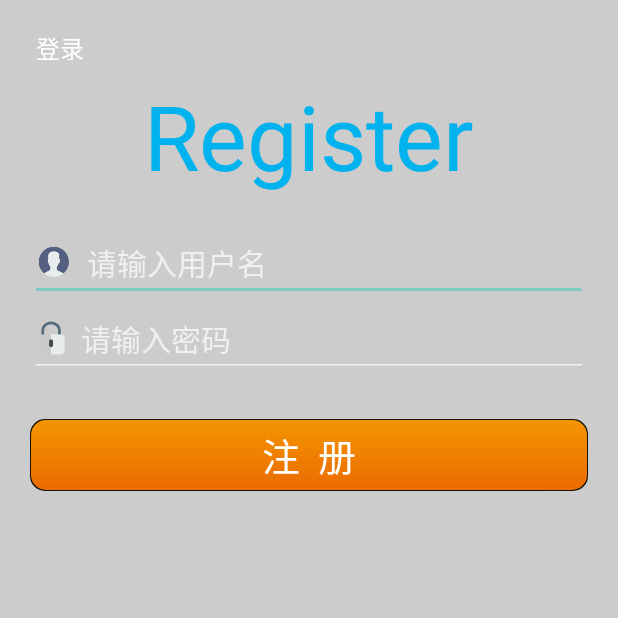
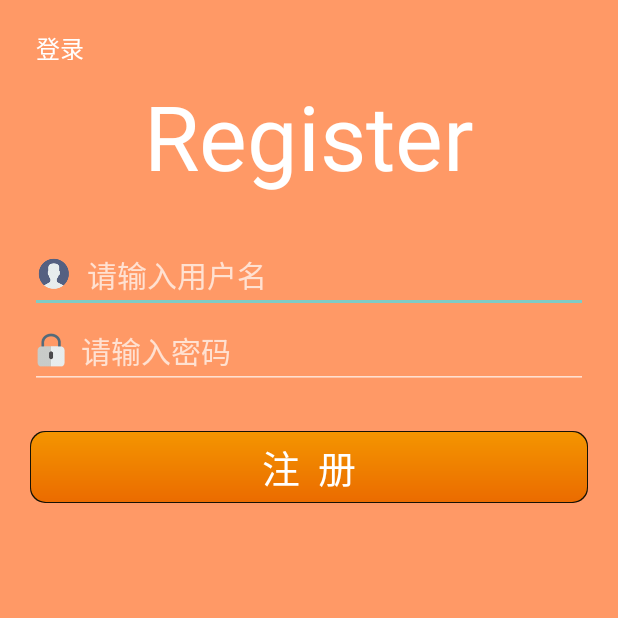
Before and after one commit to doudou-dream/android, an Android app: the screen it shows after launch (Regi), after a tap on "注册", on a phone screen of 412 x 824 dp, the top half of it. Run offline under Robolectric (Android 15) with nearby library versions, the phone set to English and light mode, and no system bars.

Commit message:
完整版1 Signed-off-by: doudou-dream <15288938795@163.com>

```diff
--- a/Zuoye/app/src/main/AndroidManifest.xml
+++ b/Zuoye/app/src/main/AndroidManifest.xml
@@ -4,11 +4,11 @@
 
     <application
         android:allowBackup="true"
-        android:icon="@mipmap/ic_launcher"
+        android:icon="@mipmap/qq01"
         android:label="@string/app_name"
         android:supportsRtl="true"
         android:theme="@style/Theme.AppCompat.NoActionBar">
-        <activity android:name=".Login">
+        <activity android:name=".cc">
             <!--android:theme="@android:style/Theme.NoTitleBar"-->
 
             <intent-filter>
@@ -16,6 +16,7 @@
                 <category android:name="android.intent.category.LAUNCHER"/>
             </intent-filter>
         </activity>
+        <activity android:name=".Login"></activity>
         <activity android:name=".Regi"></activity>
         <activity android:name=".greet"></activity>
     </application>
--- a/Zuoye/app/src/main/java/com/example/daire/zuoye/Login.java
+++ b/Zuoye/app/src/main/java/com/example/daire/zuoye/Login.java
@@ -4,6 +4,9 @@ import android.app.Activity;
 import android.content.Intent;
 import android.content.SharedPreferences;
 import android.os.Bundle;
+import android.os.Handler;
+import android.os.Message;
+import android.view.KeyEvent;
 import android.view.View;
 import android.widget.Button;
 import android.widget.CheckBox;
@@ -28,6 +31,10 @@ public class Login extends Activity {
     private String strPwd;
     //接受注册界面里的数据
     private String str=null;
+    //存储上一次登录的账号
+    String user_che;
+    //退出判断
+    private boolean isExit;
     @Override
     protected void onCreate(Bundle savedInstanceState) {
         super.onCreate(savedInstanceState);
@@ -55,9 +62,10 @@ public class Login extends Activity {
                     if(checkBox.isChecked()) {
                         editor.putString("check", strUser);
                         editor.commit();
-                        Toast.makeText(Login.this, sharedPreferences.getString("check",null), Toast.LENGTH_SHORT).show();
+//                        Toast.makeText(Login.this, sharedPreferences.getString("check",null), Toast.LENGTH_SHORT).show();
                     }else{
                         editor.putString("check", null);
+                        editor.putString("ssUser", strUser);
                         editor.commit();
                     }
                     greet_intent(spUser);
@@ -87,6 +95,8 @@ public class Login extends Activity {
         bt_regi = (Button) findViewById(R.id.regi_view);
         //存储是否记住密码的判断
         checkEdi = sharedPreferences.getString("check",null);
+        //存储上一次登录的账号
+        user_che = sharedPreferences.getString("ssUser",null);
 
     }
     //接受传过来的数据，如果第二个页面结束了数据就没了
@@ -110,13 +120,14 @@ public class Login extends Activity {
     //是否勾选记住密码判断
     private void checke(){
         inUsertt(checkEdi);
+//        Toast.makeText(this, checkEdi, Toast.LENGTH_SHORT).show();
         if(checkEdi != null){
             user.setText(spUser);
             pwd.setText(spPwd);
             checkBox.setChecked(true);
         }else{
-            user.setText(spUser);
-            Toast.makeText(this, "没有选中", Toast.LENGTH_SHORT).show();
+            user.setText(user_che);
+//            Toast.makeText(this, spUser, Toast.LENGTH_SHORT).show();
         }
     }
     //读取文件内容
@@ -126,4 +137,27 @@ public class Login extends Activity {
         spUser = sharedPreferences.getString("user"+usertt,"");
         spPwd = sharedPreferences.getString("pwd"+usertt,"");
     }
+    public boolean onKeyDown(int keyCode, KeyEvent event) {
+        if (keyCode == KeyEvent.KEYCODE_BACK){
+            if (!isExit){
+                isExit = true;
+                Toast.makeText(this, "再按一次退出", Toast.LENGTH_SHORT).show();
+                mHandler.sendEmptyMessageDelayed(0,2000);
+            }else{
+                Intent intent = new Intent(Intent.ACTION_MAIN);
+                intent.addCategory(Intent.CATEGORY_HOME);
+                startActivity(intent);
+                System.exit(0);
+            }
+            return false;
+        }else
+            return super.onKeyDown(keyCode, event);
+    }
+    Handler mHandler = new Handler(){
+        @Override
+        public void handleMessage(Message msg) {
+            super.handleMessage(msg);
+            isExit = false;
+        }
+    };
 }
--- /dev/null
+++ b/Zuoye/app/src/main/java/com/example/daire/zuoye/cc.java
@@ -0,0 +1,50 @@
+package com.example.daire.zuoye;
+
+import android.app.Activity;
+import android.app.AlertDialog;
+import android.content.DialogInterface;
+import android.content.Intent;
+import android.content.pm.PackageInfo;
+import android.content.pm.PackageManager;
+import android.net.ConnectivityManager;
+import android.net.NetworkInfo;
+import android.os.Bundle;
+import android.os.Handler;
+import android.view.Window;
+import android.view.animation.AlphaAnimation;
+import android.widget.LinearLayout;
+import android.widget.TextView;
+/**
+ * Created by daire on 2016/12/25.
+ */
+
+public class cc extends Activity {
+    private LinearLayout linearLayout;
+    @Override
+
+    protected void onCreate(Bundle savedInstanceState) {
+        super.onCreate(savedInstanceState);
+        setContentView(R.layout.cc);
+        linearLayout = (LinearLayout) findViewById(R.id.LinearLayout01);
+        setLayout(linearLayout);
+    }
+    private void setLayout(LinearLayout linearLayout){
+        AlphaAnimation aa= new AlphaAnimation(0.0f, 1.0f);
+        aa.setDuration(2000);
+        linearLayout.setAnimation(aa);
+        linearLayout.startAnimation(aa);
+        //通过handler，延迟两秒
+        new Handler().postDelayed(new LoaMainTabTask(), 2000);
+    }
+    private class LoaMainTabTask implements Runnable{
+
+        @Override
+        public void run() {
+            Intent intent = new Intent(cc.this, Login.class);
+            startActivity(intent);
+            finish();
+        }
+
+    }
+
+}
--- a/Zuoye/app/src/main/java/com/example/daire/zuoye/greet.java
+++ b/Zuoye/app/src/main/java/com/example/daire/zuoye/greet.java
@@ -26,7 +26,5 @@ public class greet extends Activity {
             String text1=title.getText().toString();
             title.setText(text1+str+"用户");
         }
-
-//        Toast.makeText(this, str, Toast.LENGTH_SHORT).show();
     }
 }
--- a/Zuoye/app/src/main/res/layout/greet.xml
+++ b/Zuoye/app/src/main/res/layout/greet.xml
@@ -1,7 +1,8 @@
 <?xml version="1.0" encoding="utf-8"?>
 <RelativeLayout xmlns:android="http://schemas.android.com/apk/res/android"
      android:layout_width="match_parent"
-    android:layout_height="match_parent">
+    android:layout_height="match_parent"
+    >
     <TextView
         android:id="@+id/title"
         android:layout_width="match_parent"
--- a/Zuoye/app/src/main/res/layout/login.xml
+++ b/Zuoye/app/src/main/res/layout/login.xml
@@ -2,13 +2,13 @@
 <RelativeLayout xmlns:android="http://schemas.android.com/apk/res/android"
     android:layout_width="match_parent"
     android:padding="20dp"
-    android:background="#cccccc"
+    android:background="#ff9966"
     android:layout_height="match_parent">
     <TextView
         android:layout_width="wrap_content"
         android:layout_height="wrap_content"
         android:text="Login"
-        android:textColor="#00B2EE"
+        android:textColor="#FFF"
         android:layout_centerHorizontal="true"
         android:layout_marginTop="30dp"
         android:textSize="60sp"/>
--- a/Zuoye/app/src/main/res/layout/register.xml
+++ b/Zuoye/app/src/main/res/layout/register.xml
@@ -1,27 +1,30 @@
 <?xml version="1.0" encoding="utf-8"?>
 <RelativeLayout xmlns:android="http://schemas.android.com/apk/res/android"
    android:padding="20dp"
-    android:background="#cccccc"
+    android:background="#ff9966"
     android:layout_width="match_parent" android:layout_height="match_parent">
     <TextView
         android:layout_width="wrap_content"
         android:layout_height="wrap_content"
         android:text="Register"
-        android:textColor="#00B2EE"
+        android:textColor="#FFF"
         android:layout_centerHorizontal="true"
         android:layout_marginTop="30dp"
-        android:textSize="60sp"/>
+        android:textSize="60sp"
+        android:id="@+id/textView" />
     <EditText
         android:id="@+id/regi_user"
         android:layout_width="match_parent"
         android:layout_height="wrap_content"
-        android:layout_marginTop="130dp"
+        android:layout_marginTop="27dp"
         android:textSize="20sp"
         android:hint="请输入用户名"
         android:drawableLeft="@mipmap/user_72"
         android:drawablePadding="10dp"
         android:singleLine="true"
-        />
+        android:layout_below="@+id/textView"
+        android:layout_alignParentLeft="true"
+        android:layout_alignParentStart="true" />
     <EditText
         android:id="@+id/regi_pwd"
         android:inputType="textPassword"
@@ -57,4 +60,6 @@
         android:layout_below="@+id/regi_pwd"
         android:layout_alignParentLeft="true"
         android:layout_alignParentStart="true" />
+
+
 </RelativeLayout>
--- a/Zuoye/app/src/main/res/values/strings.xml
+++ b/Zuoye/app/src/main/res/values/strings.xml
@@ -1,4 +1,4 @@
 <resources>
-    <string name="app_name">Zuoye</string>
+    <string name="app_name">QQ</string>
     <string name="textTent">\t\t\t\t版本: 1.21.07</string>
 </resources>
```
Also changed, not shown: Zuoye/app/src/main/java/com/example/daire/zuoye/Regi.java (+73 -13 lines), Zuoye/app/src/main/res/layout/cc.xml (added, +19 -0 lines), Zuoye/app/src/main/res/drawable/joyful.png (added), Zuoye/app/src/main/res/drawable/qqtitle.png (added), Zuoye/app/src/main/res/drawable/title.png (added), Zuoye/app/src/main/res/mipmap-xxhdpi/qq01.png (added), Zuoye/app/src/main/res/mipmap-xxhdpi/qqlogo.png (added), Zuoye/app/src/main/res/mipmap-xxhdpi/wq.png (added).
